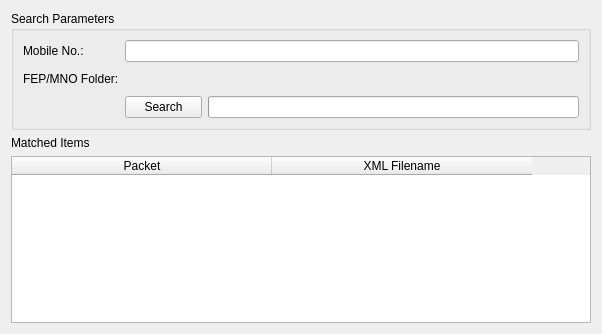
Above: resources/SearchDlg.ui from abrahamy/NSimInvestigationTool before the change. Below: the same form after it.
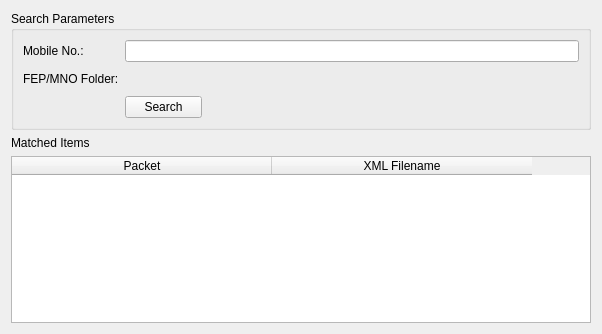
That is the form after the change. Icons and pictures are not drawn.

Patch:
```diff
--- a/resources/SearchDlg.ui
+++ b/resources/SearchDlg.ui
@@ -119,15 +119,19 @@
            </widget>
           </item>
           <item row="2" column="3">
-           <widget class="QProgressBar" name="progressBar">
-            <property name="value">
-             <number>0</number>
+           <widget class="QLabel" name="lblProgress">
+            <property name="minimumSize">
+             <size>
+              <width>350</width>
+              <height>0</height>
+             </size>
             </property>
-            <property name="textVisible">
-             <bool>false</bool>
+            <property name="styleSheet">
+             <string notr="true">font: italic 12pt &quot;MS Shell Dlg 2&quot;;
+color: rgb(6, 101, 255);</string>
             </property>
-            <property name="invertedAppearance">
-             <bool>false</bool>
+            <property name="text">
+             <string/>
             </property>
            </widget>
           </item>
```
